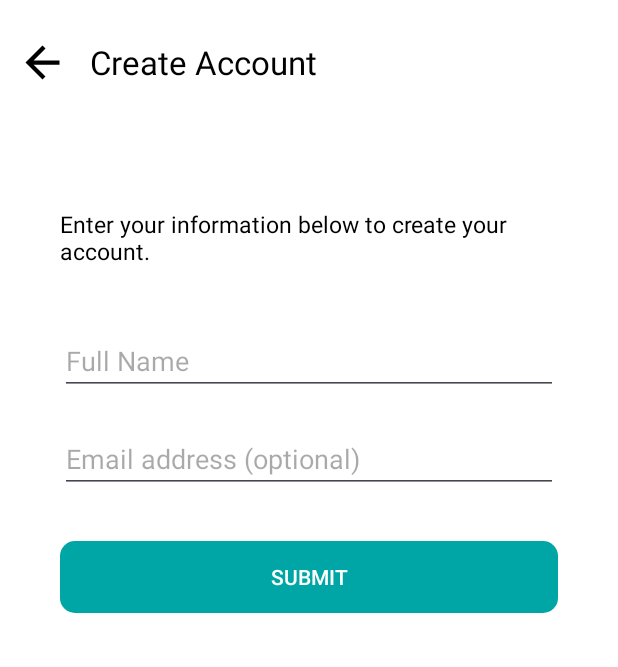
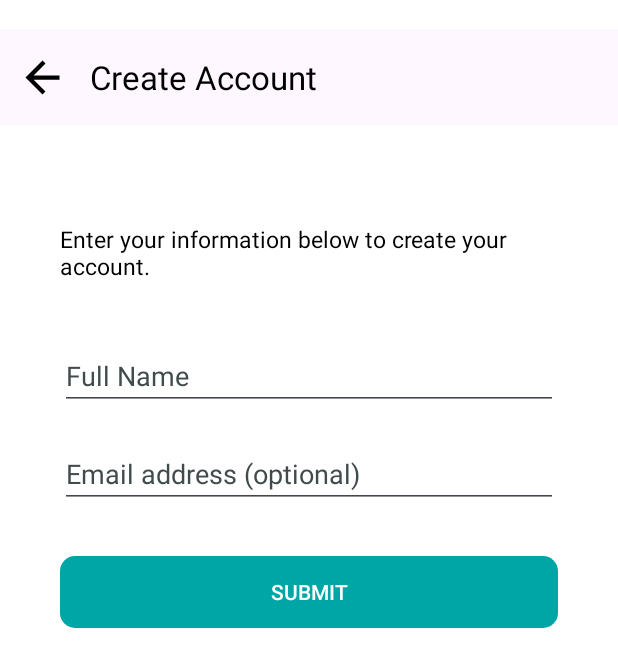
Before and after one commit to mostafa399/AtmoDrive, an Android app: the CreateAccount screen opened through its navigation route, on a phone screen of 412 x 824 dp. Shown: the top 667 px of the screen. Run offline under Robolectric (Android 15) with nearby library versions, the phone set to English and light mode, and no system bars; our stand-ins replace sdp/ssp sizes.

```diff
--- a/app/src/main/res/layout/fragment_create_account.xml
+++ b/app/src/main/res/layout/fragment_create_account.xml
@@ -5,15 +5,14 @@
     xmlns:app="http://schemas.android.com/apk/res-auto"
     android:layout_width="match_parent"
     android:layout_height="match_parent"
-    android:background="@color/white"
+    android:background="@color/backgroundLogin"
     tools:context=".CreateAccount">
 
 
     <com.google.android.material.appbar.AppBarLayout
-        android:layout_marginTop="@dimen/_7sdp"
+        android:layout_marginTop="@dimen/_15sdp"
         android:id="@+id/appBarLayout"
         android:layout_width="match_parent"
-        android:background="@color/white"
         android:layout_height="wrap_content"
         app:layout_constraintEnd_toEndOf="parent"
         app:layout_constraintStart_toStartOf="parent"
@@ -22,7 +21,8 @@
         <com.google.android.material.appbar.MaterialToolbar
             android:id="@+id/topAppBar"
             android:layout_width="match_parent"
-            app:titleTextColor="@color/black"
+            app:titleTextColor="@color/colorText"
+            app:navigationIconTint="@color/colorText"
             android:layout_height="?attr/actionBarSize"
             app:navigationIcon="@drawable/baseline_arrow_back_24"
             app:title="Create Account" />
@@ -51,7 +51,7 @@
             android:fontFamily="sans-serif"
             android:paddingRight="50dp"
             android:text="Enter your information below to create your account."
-            android:textColor="@color/black"
+            android:textColor="@color/colorText"
             android:textFontWeight="400"
             android:textSize="15sp"
             app:layout_constraintEnd_toEndOf="parent"
@@ -69,11 +69,15 @@
             android:layout_margin="20dp"
             android:inputType="text"
             android:hint="Full Name"
+            android:textColor="@color/colorText"
+            android:textColorHint="@color/colorText4"
             app:layout_constraintEnd_toEndOf="parent"
             app:layout_constraintStart_toStartOf="parent"
             app:layout_constraintTop_toBottomOf="@+id/textView" />
 
         <EditText
+            android:textColor="@color/colorText"
+            android:textColorHint="@color/colorText4"
             android:id="@+id/editTextTextEmailAddress"
             android:layout_width="match_parent"
             android:layout_height="wrap_content"
--- a/app/src/main/res/layout/fragment_intro.xml
+++ b/app/src/main/res/layout/fragment_intro.xml
@@ -27,7 +27,7 @@
             app:layout_constraintTop_toBottomOf="@+id/gide"
             android:id="@+id/imageView"
             android:layout_width="@dimen/_150sdp"
-            android:layout_height="@dimen/_75sdp"
+            android:layout_height="@dimen/_77sdp"
             android:src="@drawable/logo"
             app:layout_constraintEnd_toEndOf="parent"
             app:layout_constraintStart_toStartOf="parent"
--- a/app/src/main/res/layout/fragment_splash.xml
+++ b/app/src/main/res/layout/fragment_splash.xml
@@ -3,7 +3,7 @@
     xmlns:app="http://schemas.android.com/apk/res-auto"
     xmlns:tools="http://schemas.android.com/tools"
     android:layout_width="match_parent"
-    android:background="@color/white"
+    android:background="@color/backgroundSplashScreen"
     android:layout_height="match_parent"
     tools:context=".SplashFragment">
 
--- /dev/null
+++ b/app/src/main/res/values-night/colors.xml
@@ -0,0 +1,9 @@
+<?xml version="1.0" encoding="utf-8"?>
+<resources>
+    <color name="backgroundSplashScreen">#1C1C1E</color>
+    <color name="backgroundLogin">#1C1C1E</color>
+    <color name="colorText">#FFFFFF</color>
+    <color name="colorText2">#000000</color>
+    <color name="colorText3">#00A6A6</color>
+    <color name="colorText4">#B2C3C9</color>
+</resources>
--- a/app/src/main/res/values/colors.xml
+++ b/app/src/main/res/values/colors.xml
@@ -8,4 +8,11 @@
     <color name="teal700">#00796B</color>
     <color name="introbackcolor">#BE000000</color>
 
+    <color name="backgroundSplashScreen">#FFFFFF</color>
+    <color name="backgroundLogin">#FFFFFF</color>
+    <color name="colorText">#000000</color>
+    <color name="colorText2">#FFFFFF</color>
+    <color name="colorText3">#00A6A6</color>
+    <color name="colorText4">#414B4B</color>
+
 </resources>
```
Also changed, not shown: app/build.gradle (added, +66 -0 lines), app/src/main/res/layout/fragment_login.xml (+10 -8 lines), app/src/main/res/layout/fragment_verify.xml (+11 -7 lines), 4 other files.
